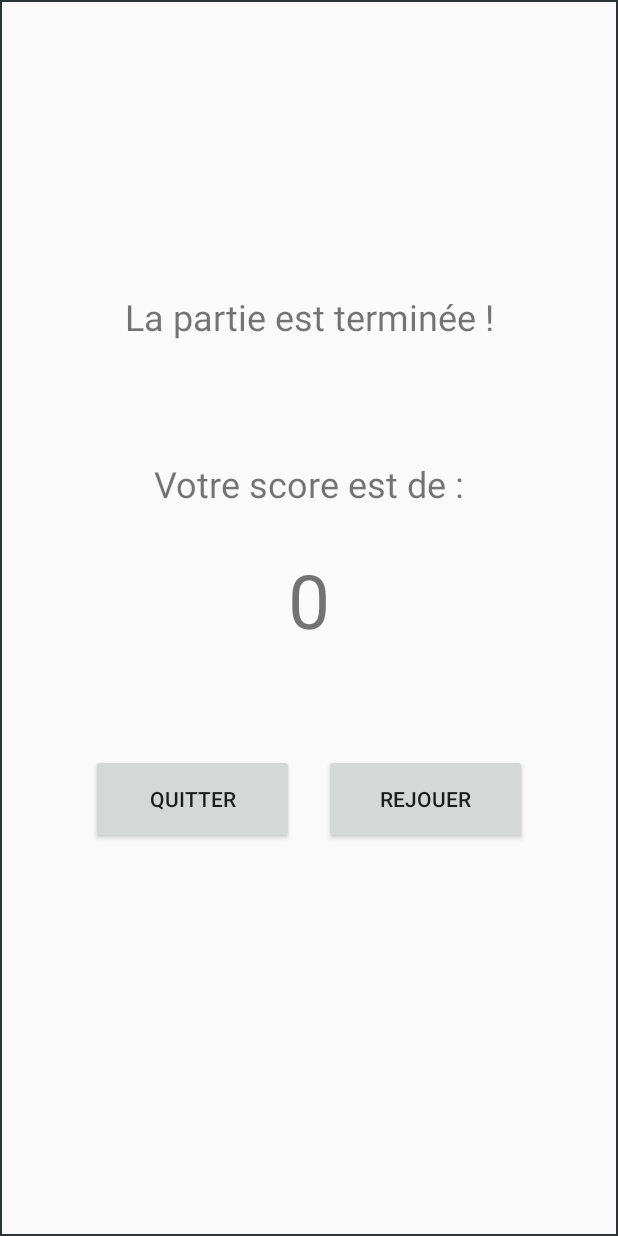
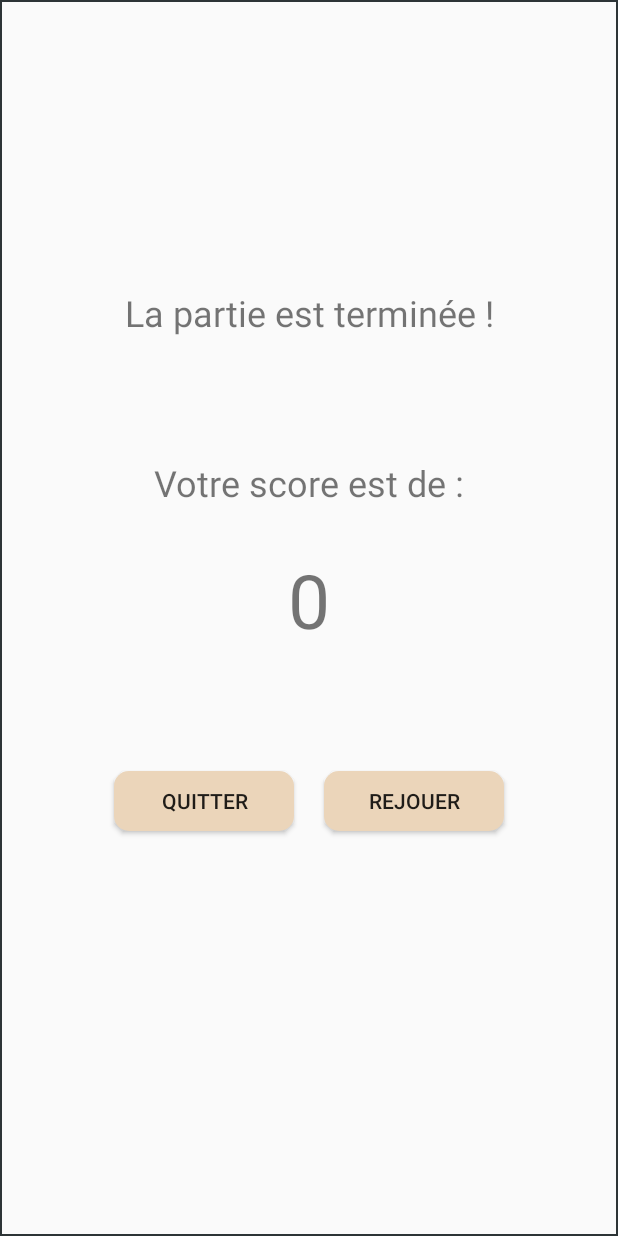
Before and after one commit to alexandreBoy/SoukoussChallenge, an Android app: the layout activity_end_game_pop_up.xml on its own in the app's theme, with its tools: preview values and no code run, on a phone screen of 412 x 824 dp. Run offline under Robolectric (Android 15) with nearby library versions, the phone set to English and light mode, and no system bars.

Commit message:
Stylisation des boutons

```diff
--- /dev/null
+++ b/app/src/main/res/drawable-v24/custom_button.xml
@@ -0,0 +1,6 @@
+<?xml version="1.0" encoding="utf-8"?>
+<shape xmlns:android="http://schemas.android.com/apk/res/android" android:shape="rectangle">
+    <solid android:color="@color/colorAccent"/>
+
+    <corners android:radius="10dp"/>
+</shape>
--- /dev/null
+++ b/app/src/main/res/drawable-v24/customborder.xml
@@ -0,0 +1,5 @@
+<?xml version="1.0" encoding="UTF-8"?>
+<shape xmlns:android="http://schemas.android.com/apk/res/android" android:shape="rectangle">
+    <padding android:left="5dp" android:right="5dp" android:top="5dp" android:bottom="5dp"/>
+    <stroke android:width="1dp" android:color="#2d3436"/>
+</shape>
--- a/app/src/main/res/layout/activity_end_game_pop_up.xml
+++ b/app/src/main/res/layout/activity_end_game_pop_up.xml
@@ -79,22 +79,24 @@
 
     <Button
         android:id="@+id/endgame_popup_quitButton"
-        android:layout_width="135dp"
-        android:layout_height="60dp"
+        android:layout_width="120dp"
+        android:layout_height="40dp"
         android:text="@string/buttonQuit"
         android:layout_marginRight="10dp"
         android:layout_marginEnd="10dp"
+        android:background="@drawable/custom_button"
         app:layout_constraintTop_toBottomOf="@+id/endgame_popup_guideline4"
         app:layout_constraintBottom_toTopOf="@+id/endgame_popup_guideline5"
         app:layout_constraintRight_toRightOf="@+id/endgame_popup_guideline3" />
 
     <Button
         android:id="@+id/endgame_popup_replay"
-        android:layout_width="135dp"
-        android:layout_height="60dp"
+        android:layout_width="120dp"
+        android:layout_height="40dp"
         android:text="@string/buttonReplay"
         android:layout_marginLeft="10dp"
         android:layout_marginStart="10dp"
+        android:background="@drawable/custom_button"
         app:layout_constraintLeft_toRightOf="@+id/endgame_popup_guideline3"
         app:layout_constraintTop_toBottomOf="@+id/endgame_popup_guideline4"
         app:layout_constraintBottom_toTopOf="@+id/endgame_popup_guideline5" />
--- a/app/src/main/res/layout/activity_main.xml
+++ b/app/src/main/res/layout/activity_main.xml
@@ -4,6 +4,7 @@
     xmlns:tools="http://schemas.android.com/tools"
     android:layout_width="match_parent"
     android:layout_height="match_parent"
+    android:background="@drawable/customborder"
     tools:context=".controller.MainActivity">
 
     <TextView
@@ -26,6 +27,7 @@
         android:textSize="24sp"
         android:layout_marginTop="20dp"
         android:layout_marginBottom="50dp"
+        android:background="@drawable/custom_button"
         app:layout_constraintBottom_toBottomOf="parent"
         app:layout_constraintTop_toTopOf="parent"
         app:layout_constraintStart_toStartOf="parent"
@@ -39,6 +41,7 @@
         android:textSize="24sp"
         android:layout_marginTop="20dp"
         android:layout_marginBottom="50dp"
+        android:background="@drawable/custom_button"
         app:layout_constraintBottom_toTopOf="@id/activityMain_guideline1"
         app:layout_constraintTop_toBottomOf="@id/activity_main_startButton"
         app:layout_constraintStart_toStartOf="parent"
--- a/app/src/main/res/values/colors.xml
+++ b/app/src/main/res/values/colors.xml
@@ -2,5 +2,5 @@
 <resources>
     <color name="colorPrimary">#6200EE</color>
     <color name="colorPrimaryDark">#3700B3</color>
-    <color name="colorAccent">#03DAC5</color>
+    <color name="colorAccent">#EBD5BA</color>
 </resources>
```
